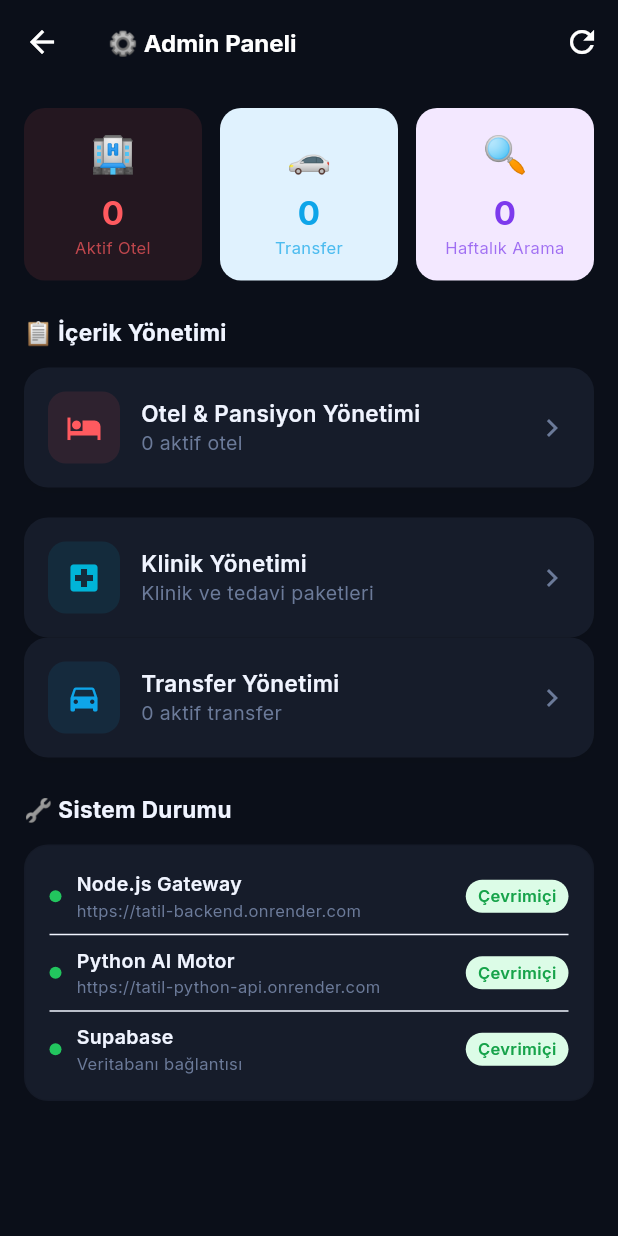
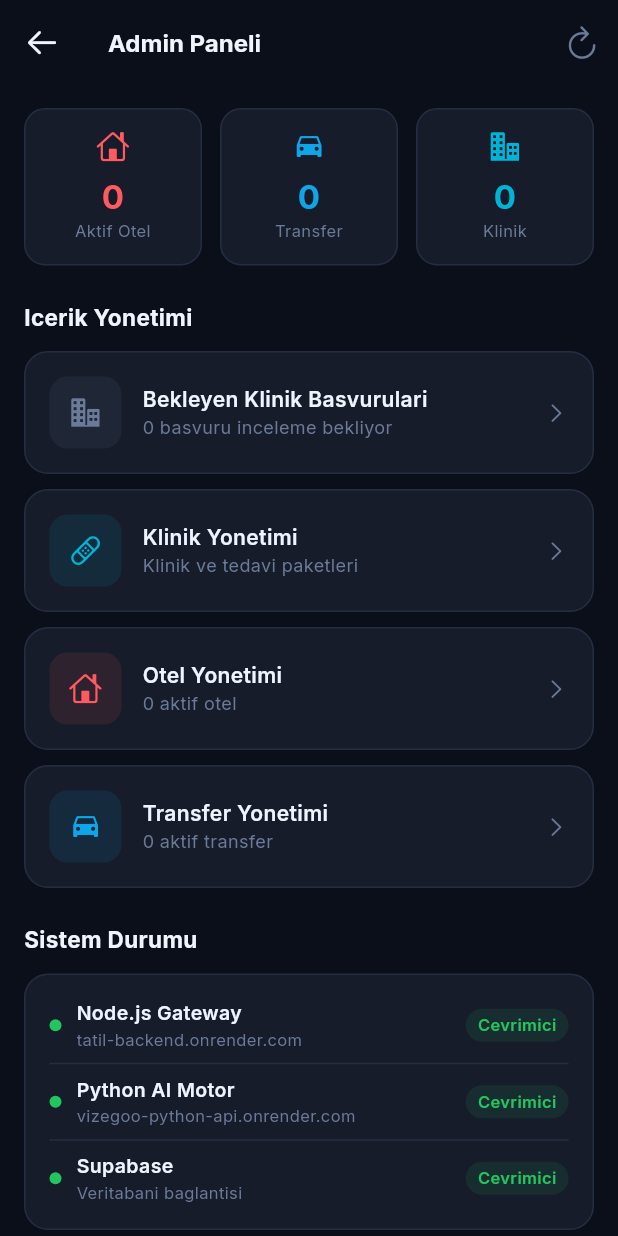
Before and after one commit to samet-fito/tatil-mobile, a Flutter app: the AdminScreen screen opened directly, on a phone screen of 412 x 824 dp. Run offline on Flutter 3.47's test engine with Material 3 defaults, Android fonts, the phone set to English and light mode, and no system bars; our stand-ins replace cached_network_image, google_fonts, shared_preferences, shimmer, supabase_flutter; accounts and stored records are empty; network calls fail.

Commit message:
Admin klinik onay sistemi tamamlandi

```diff
--- a/lib/screens/admin_screen.dart
+++ b/lib/screens/admin_screen.dart
@@ -1,9 +1,11 @@
-import 'admin_clinics_screen.dart';
 import 'package:flutter/material.dart';
+import 'package:flutter/cupertino.dart';
 import '../services/admin_service.dart';
 import '../theme/app_theme.dart';
+import 'admin_clinics_screen.dart';
 import 'admin_hotels_screen.dart';
 import 'admin_transfers_screen.dart';
+import 'admin_pending_clinics_screen.dart';
 
 class AdminScreen extends StatefulWidget {
   const AdminScreen({super.key});
@@ -15,6 +17,7 @@ class AdminScreen extends StatefulWidget {
 class _AdminScreenState extends State<AdminScreen> {
   Map<String, dynamic> _stats = {};
   bool _isLoading = true;
+  int _pendingClinics = 0;
 
   @override
   void initState() {
@@ -25,9 +28,11 @@ class _AdminScreenState extends State<AdminScreen> {
   Future<void> _loadStats() async {
     setState(() => _isLoading = true);
     final stats = await AdminService.getStats();
+    final pending = await AdminService.getPendingClinicsCount();
     if (mounted) {
       setState(() {
         _stats = stats;
+        _pendingClinics = pending;
         _isLoading = false;
       });
     }
@@ -36,48 +41,80 @@ class _AdminScreenState extends State<AdminScreen> {
   @override
   Widget build(BuildContext context) {
     return Scaffold(
-      backgroundColor: AppTheme.background,
+      backgroundColor: AppTheme.bgPrimary,
       appBar: AppBar(
-        backgroundColor: AppTheme.primary,
+        backgroundColor: AppTheme.bgPrimary,
+        elevation: 0,
         leading: IconButton(
-          icon: const Icon(Icons.arrow_back, color: Colors.white),
+          icon: const Icon(CupertinoIcons.arrow_left, color: AppTheme.textPrimary),
           onPressed: () => Navigator.pop(context),
         ),
         title: const Text(
-          '⚙️ Admin Paneli',
+          'Admin Paneli',
           style: TextStyle(
-            color: Colors.white,
+              color: AppTheme.textPrimary,
               fontSize: 16,
-            fontWeight: FontWeight.w700,
-          ),
+              fontWeight: FontWeight.w700),
         ),
         actions: [
           IconButton(
-            icon: const Icon(Icons.refresh, color: Colors.white),
+            icon: const Icon(CupertinoIcons.refresh, color: AppTheme.textMuted),
             onPressed: _loadStats,
           ),
         ],
       ),
       body: _isLoading
-          ? const Center(
-              child: CircularProgressIndicator(color: AppTheme.accent))
+          ? const Center(child: CircularProgressIndicator(color: AppTheme.accent))
           : RefreshIndicator(
               onRefresh: _loadStats,
               child: ListView(
                 padding: const EdgeInsets.all(16),
                 children: [
-                  // İstatistik kartları
                   _buildStatsRow(),
                   const SizedBox(height: 24),
 
-                  // Yönetim menüsü
-                  _buildSectionTitle('📋 İçerik Yönetimi'),
+                  // Bekleyen başvurular
+                  if (_pendingClinics > 0) ...[
+                    _buildPendingAlert(),
+                    const SizedBox(height: 16),
+                  ],
+
+                  _buildSectionTitle('Icerik Yonetimi'),
                   const SizedBox(height: 12),
+
                   _buildMenuCard(
-                    icon: Icons.hotel,
-                    title: 'Otel & Pansiyon Yönetimi',
-                    subtitle:
-                        '${_stats['total_hotels'] ?? 0} aktif otel',
+                    icon: CupertinoIcons.building_2_fill,
+                    title: 'Bekleyen Klinik Basvurulari',
+                    subtitle: '$_pendingClinics basvuru inceleme bekliyor',
+                    color: _pendingClinics > 0 ? AppTheme.accent : AppTheme.textMuted,
+                    badge: _pendingClinics > 0 ? '$_pendingClinics' : null,
+                    onTap: () => Navigator.push(
+                      context,
+                      MaterialPageRoute(
+                        builder: (ctx) => const AdminPendingClinicsScreen(),
+                      ),
+                    ).then((_) => _loadStats()),
+                  ),
+                  const SizedBox(height: 10),
+
+                  _buildMenuCard(
+                    icon: CupertinoIcons.bandage,
+                    title: 'Klinik Yonetimi',
+                    subtitle: 'Klinik ve tedavi paketleri',
+                    color: AppTheme.teal,
+                    onTap: () => Navigator.push(
+                      context,
+                      MaterialPageRoute(
+                        builder: (ctx) => const AdminClinicsScreen(),
+                      ),
+                    ).then((_) => _loadStats()),
+                  ),
+                  const SizedBox(height: 10),
+
+                  _buildMenuCard(
+                    icon: CupertinoIcons.house,
+                    title: 'Otel Yonetimi',
+                    subtitle: '${_stats['total_hotels'] ?? 0} aktif otel',
                     color: AppTheme.accent,
                     onTap: () => Navigator.push(
                       context,
@@ -87,24 +124,11 @@ class _AdminScreenState extends State<AdminScreen> {
                     ).then((_) => _loadStats()),
                   ),
                   const SizedBox(height: 10),
-                  const SizedBox(height: 10),
+
                   _buildMenuCard(
-  icon: Icons.local_hospital,
-  title: 'Klinik Yönetimi',
-  subtitle: 'Klinik ve tedavi paketleri',
-  color: AppTheme.health,
-  onTap: () => Navigator.push(
-    context,
-    MaterialPageRoute(
-      builder: (ctx) => const AdminClinicsScreen(),
-    ),
-  ).then((_) => _loadStats()),
-),
-                  _buildMenuCard(
-                    icon: Icons.directions_car,
-                    title: 'Transfer Yönetimi',
-                    subtitle:
-                        '${_stats['total_transfers'] ?? 0} aktif transfer',
+                    icon: CupertinoIcons.car,
+                    title: 'Transfer Yonetimi',
+                    subtitle: '${_stats['total_transfers'] ?? 0} aktif transfer',
                     color: const Color(0xFF0EA5E9),
                     onTap: () => Navigator.push(
                       context,
@@ -113,14 +137,40 @@ _buildMenuCard(
                       ),
                     ).then((_) => _loadStats()),
                   ),
+
                   const SizedBox(height: 24),
-
-                  // Sistem durumu
-                  _buildSectionTitle('🔧 Sistem Durumu'),
+                  _buildSectionTitle('Sistem Durumu'),
                   const SizedBox(height: 12),
                   _buildSystemStatus(),
                 ],
               ),
+            ),
+    );
+  }
+
+  Widget _buildPendingAlert() {
+    return Container(
+      padding: const EdgeInsets.all(14),
+      decoration: BoxDecoration(
+        color: AppTheme.accent.withOpacity(0.1),
+        borderRadius: BorderRadius.circular(14),
+        border: Border.all(color: AppTheme.accent.withOpacity(0.3)),
+      ),
+      child: Row(
+        children: [
+          const Icon(CupertinoIcons.exclamationmark_circle,
+              color: AppTheme.accent, size: 20),
+          const SizedBox(width: 10),
+          Expanded(
+            child: Text(
+              '$_pendingClinics klinik basvurusu inceleme bekliyor!',
+              style: const TextStyle(
+                  fontSize: 13,
+                  fontWeight: FontWeight.w600,
+                  color: AppTheme.accent),
+            ),
+          ),
+        ],
       ),
     );
   }
@@ -130,79 +180,63 @@ _buildMenuCard(
       children: [
         Expanded(
           child: _statCard(
-            '🏨',
+            CupertinoIcons.house,
             '${_stats['total_hotels'] ?? 0}',
             'Aktif Otel',
-            AppTheme.accentLight,
             AppTheme.accent,
           ),
         ),
         const SizedBox(width: 12),
         Expanded(
           child: _statCard(
-            '🚗',
+            CupertinoIcons.car,
             '${_stats['total_transfers'] ?? 0}',
             'Transfer',
-            const Color(0xFFE0F2FE),
             const Color(0xFF0EA5E9),
           ),
         ),
         const SizedBox(width: 12),
         Expanded(
           child: _statCard(
-            '🔍',
-            '${_stats['weekly_searches'] ?? 0}',
-            'Haftalık Arama',
-            const Color(0xFFF3E8FF),
-            const Color(0xFF7C3AED),
+            CupertinoIcons.building_2_fill,
+            '${_stats['total_clinics'] ?? 0}',
+            'Klinik',
+            AppTheme.teal,
           ),
         ),
       ],
     );
   }
 
-  Widget _statCard(String emoji, String value, String label,
-      Color bgColor, Color textColor) {
+  Widget _statCard(IconData icon, String value, String label, Color color) {
     return Container(
       padding: const EdgeInsets.all(14),
       decoration: BoxDecoration(
-        color: bgColor,
+        color: AppTheme.bgSecondary,
         borderRadius: BorderRadius.circular(14),
+        border: Border.all(color: AppTheme.border),
       ),
       child: Column(
         children: [
-          Text(emoji, style: const TextStyle(fontSize: 24)),
+          Icon(icon, color: color, size: 22),
           const SizedBox(height: 6),
-          Text(
-            value,
+          Text(value,
               style: TextStyle(
-              fontSize: 22,
-              fontWeight: FontWeight.w700,
-              color: textColor,
-            ),
-          ),
-          Text(
-            label,
-            style: TextStyle(
-              fontSize: 11,
-              color: textColor.withOpacity(0.7),
-            ),
-            textAlign: TextAlign.center,
-          ),
+                  fontSize: 22, fontWeight: FontWeight.w700, color: color)),
+          Text(label,
+              style: const TextStyle(fontSize: 11, color: AppTheme.textMuted),
+              textAlign: TextAlign.center),
         ],
       ),
     );
   }
 
   Widget _buildSectionTitle(String title) {
-    return Text(
-      title,
+    return Text(title,
         style: const TextStyle(
             fontSize: 15,
             fontWeight: FontWeight.w700,
-        color: AppTheme.textPrimary,
-      ),
-    );
+            color: AppTheme.textPrimary));
   }
 
   Widget _buildMenuCard({
@@ -211,21 +245,16 @@ _buildMenuCard(
     required String subtitle,
     required Color color,
     required VoidCallback onTap,
+    String? badge,
   }) {
     return GestureDetector(
       onTap: onTap,
       child: Container(
         padding: const EdgeInsets.all(16),
         decoration: BoxDecoration(
-          color: AppTheme.cardBg,
+          color: AppTheme.bgSecondary,
           borderRadius: BorderRadius.circular(16),
-          boxShadow: [
-            BoxShadow(
-              color: Colors.black.withOpacity(0.05),
-              blurRadius: 8,
-              offset: const Offset(0, 2),
-            ),
-          ],
+          border: Border.all(color: AppTheme.border),
         ),
         child: Row(
           children: [
@@ -236,31 +265,40 @@ _buildMenuCard(
                 color: color.withOpacity(0.1),
                 borderRadius: BorderRadius.circular(12),
               ),
-              child: Icon(icon, color: color, size: 24),
+              child: Icon(icon, color: color, size: 22),
             ),
             const SizedBox(width: 14),
             Expanded(
               child: Column(
                 crossAxisAlignment: CrossAxisAlignment.start,
                 children: [
-                  Text(
-                    title,
+                  Text(title,
                       style: const TextStyle(
-                      fontSize: 15,
+                          fontSize: 14,
                           fontWeight: FontWeight.w600,
-                    ),
-                  ),
-                  Text(
-                    subtitle,
+                          color: AppTheme.textPrimary)),
+                  Text(subtitle,
                       style: const TextStyle(
-                      fontSize: 13,
-                      color: AppTheme.textMuted,
-                    ),
-                  ),
+                          fontSize: 12, color: AppTheme.textMuted)),
                 ],
               ),
             ),
-            Icon(Icons.chevron_right, color: AppTheme.textMuted),
+            if (badge != null)
+              Container(
+                padding: const EdgeInsets.symmetric(horizontal: 8, vertical: 4),
+                decoration: BoxDecoration(
+                  color: AppTheme.accent,
+                  borderRadius: BorderRadius.circular(99),
+                ),
+                child: Text(badge,
+                    style: const TextStyle(
+                        fontSize: 12,
+                        fontWeight: FontWeight.w700,
+                        color: Colors.white)),
+              ),
+            const SizedBox(width: 8),
+            const Icon(CupertinoIcons.chevron_right,
+                color: AppTheme.textMuted, size: 16),
           ],
         ),
       ),
@@ -271,19 +309,17 @@ _buildMenuCard(
     return Container(
       padding: const EdgeInsets.all(16),
       decoration: BoxDecoration(
-        color: AppTheme.cardBg,
+        color: AppTheme.bgSecondary,
         borderRadius: BorderRadius.circular(16),
-        border: Border.all(color: Colors.black.withOpacity(0.06)),
+        border: Border.all(color: AppTheme.border),
       ),
       child: Column(
         children: [
-          _statusRow('Node.js Gateway',
-              'https://tatil-backend.onrender.com', true),
-          const Divider(height: 16),
-          _statusRow('Python AI Motor',
-              'https://tatil-python-api.onrender.com', true),
-          const Divider(height: 16),
-          _statusRow('Supabase', 'Veritabanı bağlantısı', true),
+          _statusRow('Node.js Gateway', 'tatil-backend.onrender.com', true),
+          const Divider(height: 16, color: AppTheme.border),
+          _statusRow('Python AI Motor', 'vizegoo-python-api.onrender.com', true),
+          const Divider(height: 16, color: AppTheme.border),
+          _statusRow('Supabase', 'Veritabani baglantisi', true),
         ],
       ),
     );
@@ -293,8 +329,7 @@ _buildMenuCard(
     return Row(
       children: [
         Container(
-          width: 8,
-          height: 8,
+          width: 8, height: 8,
           decoration: BoxDecoration(
             color: isOnline ? const Color(0xFF22C55E) : Colors.red,
             shape: BoxShape.circle,
@@ -307,7 +342,9 @@ _buildMenuCard(
             children: [
               Text(name,
                   style: const TextStyle(
-                      fontSize: 13, fontWeight: FontWeight.w600)),
+                      fontSize: 13,
+                      fontWeight: FontWeight.w600,
+                      color: AppTheme.textPrimary)),
               Text(url,
                   style: const TextStyle(
                       fontSize: 11, color: AppTheme.textMuted),
@@ -316,23 +353,19 @@ _buildMenuCard(
           ),
         ),
         Container(
-          padding:
-              const EdgeInsets.symmetric(horizontal: 8, vertical: 3),
+          padding: const EdgeInsets.symmetric(horizontal: 8, vertical: 3),
           decoration: BoxDecoration(
             color: isOnline
-                ? const Color(0xFFDCFCE7)
-                : const Color(0xFFFEE2E2),
+                ? const Color(0xFF22C55E).withOpacity(0.1)
+                : Colors.red.withOpacity(0.1),
             borderRadius: BorderRadius.circular(99),
           ),
           child: Text(
-            isOnline ? 'Çevrimiçi' : 'Çevrimdışı',
+            isOnline ? 'Cevrimici' : 'Cevrimdisi',
             style: TextStyle(
                 fontSize: 11,
                 fontWeight: FontWeight.w600,
-              color: isOnline
-                  ? const Color(0xFF16A34A)
-                  : const Color(0xFFDC2626),
-            ),
+                color: isOnline ? const Color(0xFF22C55E) : Colors.red),
           ),
         ),
       ],
--- a/lib/services/admin_service.dart
+++ b/lib/services/admin_service.dart
@@ -268,4 +268,16 @@ static Future<List<Map<String, dynamic>>> getTreatments(
       return false;
     }
   }
+static Future<int> getPendingClinicsCount() async {
+  try {
+    final supabase = Supabase.instance.client;
+    final result = await supabase
+        .from('clinics')
+        .select('id')
+        .eq('status', 'pending');
+    return (result as List).length;
+  } catch (e) {
+    return 0;
+  }
 }
+}
```
Also changed, not shown: lib/screens/admin_pending_clinics_screen.dart (added, +256 -0 lines). Lines whose indentation alone changed are shown as unchanged.
